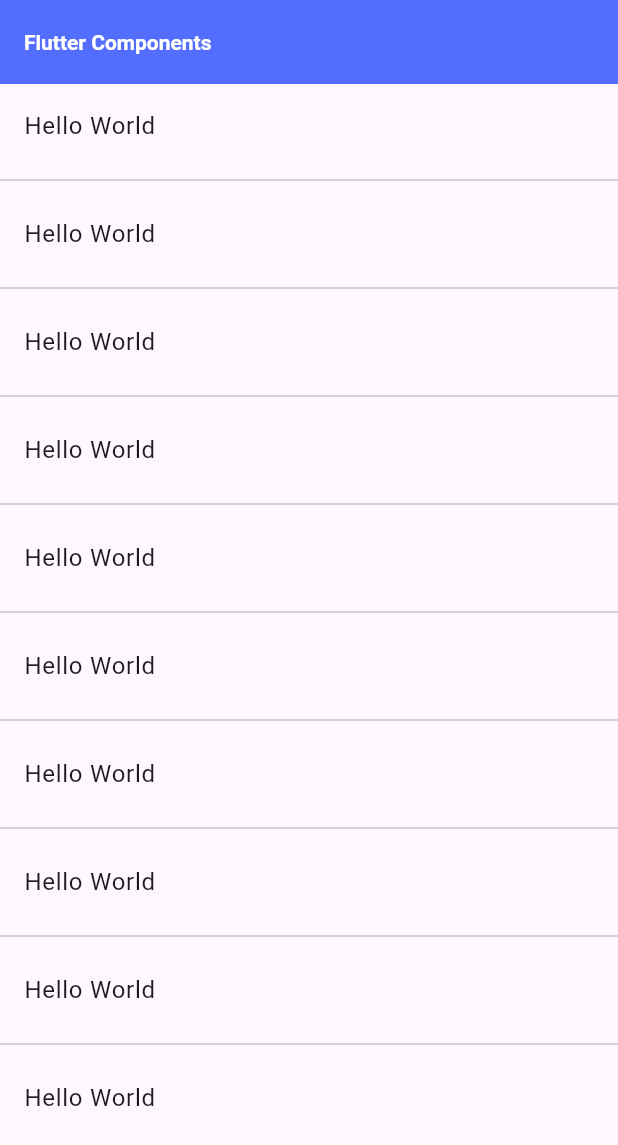
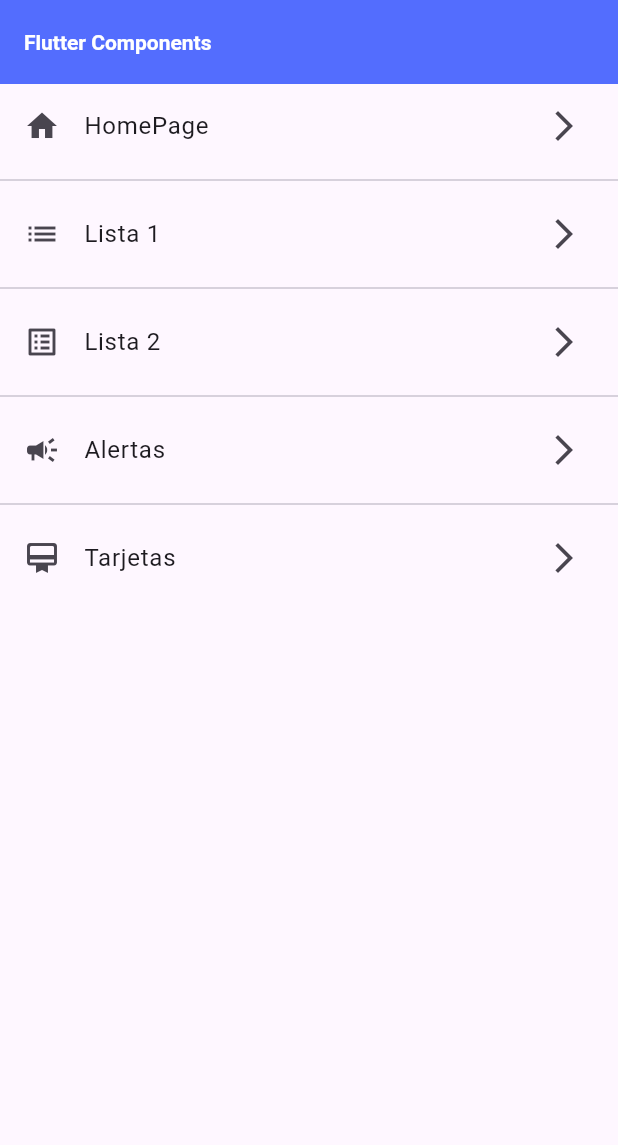
Before and after one commit to Amelfi/flutter_widget, a Flutter app: the screen it shows after launch, on a phone screen of 412 x 824 dp. Shown: the top 1145 px of the screen. Run offline on Flutter 3.47's test engine with Material 3 defaults, Android fonts, the phone set to English and light mode, and no system bars.

Commit message:
add routes

```diff
--- a/lib/main.dart
+++ b/lib/main.dart
@@ -1,5 +1,5 @@
 import 'package:flutter/material.dart';
-import 'package:flutter_widgets/screens/screens.dart';
+import 'package:flutter_widgets/router/app_router.dart';
 
 void main() => runApp(const MyApp());
 
@@ -12,14 +12,9 @@ class MyApp extends StatelessWidget {
       debugShowCheckedModeBanner: false,
       title: 'Material App',
       // home: ListView2Screen(),
-      initialRoute: 'home',
-      routes:{
-        'home'     : (BuildContext context) => const HomeScreen(),
-        'listView1': (BuildContext context) => const ListView1Screen(),
-        'listView2': (BuildContext context) => const ListView2Screen(),
-        'alert'    : (BuildContext context) => const AlertScreen(),
-        'card'     : (BuildContext context) => const CardScreen(),
-        },
+      initialRoute: AppRouter.initialRoute,
+      routes: AppRouter.getRoutes(),
+      onGenerateRoute: AppRouter.generateDynamic,
     );
   }
 }
--- /dev/null
+++ b/lib/models/menu_option.dart
@@ -0,0 +1,15 @@
+import 'package:flutter/material.dart' show IconData, Widget;
+
+class MenuOption {
+  final String name;
+  final IconData icon;
+  final String route;
+  final Widget screen;
+
+  MenuOption({
+      required this.name,
+      required this.icon,
+      required this.route,
+      required this.screen
+    });
+}
--- /dev/null
+++ b/lib/models/models.dart
@@ -0,0 +1 @@
+export 'package:flutter_widgets/models/menu_option.dart';
--- /dev/null
+++ b/lib/router/app_router.dart
@@ -0,0 +1,60 @@
+import 'package:flutter/material.dart';
+
+import 'package:flutter_widgets/models/models.dart';
+import '../screens/screens.dart';
+
+class AppRouter {
+  static const initialRoute = 'home';
+
+  static final menuOptions = <MenuOption>[
+    //Todo: Erase Home
+
+    MenuOption(
+        name: 'HomePage',
+        route: 'home',
+        screen: const HomeScreen(),
+        icon: Icons.home),
+    MenuOption(
+        name: 'Lista 1',
+        route: 'listView1',
+        screen: const ListView1Screen(),
+        icon: Icons.list),
+    MenuOption(
+        name: 'Lista 2',
+        route: 'listView2',
+        screen: const ListView2Screen(),
+        icon: Icons.list_alt),
+    MenuOption(
+        name: 'Alertas',
+        route: 'alert',
+        screen: const AlertScreen(),
+        icon: Icons.campaign),
+    MenuOption(
+        name: 'Tarjetas',
+        route: 'card',
+        screen: const CardScreen(),
+        icon: Icons.card_membership_rounded)
+  ];
+
+  static Map<String, Widget Function(BuildContext)> getRoutes() {
+    Map<String, Widget Function(BuildContext)> routes = {};
+
+    for (final option in menuOptions) {
+      routes.addAll({option.route: (BuildContext context) => option.screen});
+    }
+    // print(routes);
+    return routes;
+  }
+
+  // static Map<String, Widget Function(BuildContext)> routes = {
+  //   'home': (BuildContext context) => const HomeScreen(),
+  //   'listView1': (BuildContext context) => const ListView1Screen(),
+  //   'listView2': (BuildContext context) => const ListView2Screen(),
+  //   'alert': (BuildContext context) => const AlertScreen(),
+  //   'card': (BuildContext context) => const CardScreen(),
+  // };
+
+  static Route<dynamic> generateDynamic(RouteSettings settings) {
+    return MaterialPageRoute(builder: (context) => const AlertScreen());
+  }
+}
--- a/lib/screens/home_screen.dart
+++ b/lib/screens/home_screen.dart
@@ -1,11 +1,13 @@
 import 'package:flutter/material.dart';
-import 'package:flutter_widgets/screens/screens.dart';
+import 'package:flutter_widgets/router/app_router.dart';
+// import 'package:flutter_widgets/screens/screens.dart';
 
 class HomeScreen extends StatelessWidget {
   const HomeScreen({Key? key}) : super(key: key);
 
   @override
   Widget build(BuildContext context) {
+    final menuOption = AppRouter.menuOptions;
     return Scaffold(
       appBar: AppBar(
         title: const Text('Flutter Components',
@@ -16,16 +18,19 @@ class HomeScreen extends StatelessWidget {
         backgroundColor: Colors.indigoAccent,
       ),
       body: ListView.separated(
-          itemCount: 10,
+          itemCount: menuOption.length,
           separatorBuilder: (_, __) => const Divider(),
-          itemBuilder: (_, __) => ListTile(
-                title: const Text('Hello World'),
+          itemBuilder: (context, i) => ListTile(
+                leading: Icon(menuOption[i].icon),
+                trailing: const Icon(Icons.arrow_forward_ios),
+                title: Text(menuOption[i].name),
                 onTap: () {
                   // final route = MaterialPageRoute(
                   //   builder: (context) => const ListView1Screen(),);
                   //   Navigator.push(context, route);
-                  Navigator.pushNamed(context, 'listView1',
-                  // arguments:<String, dynamic>{'data': 1}
+                  Navigator.pushNamed(
+                    context, menuOption[i].route,
+                    // arguments:<String, dynamic>{'data': 1}
                   );
                 },
               )),
```
